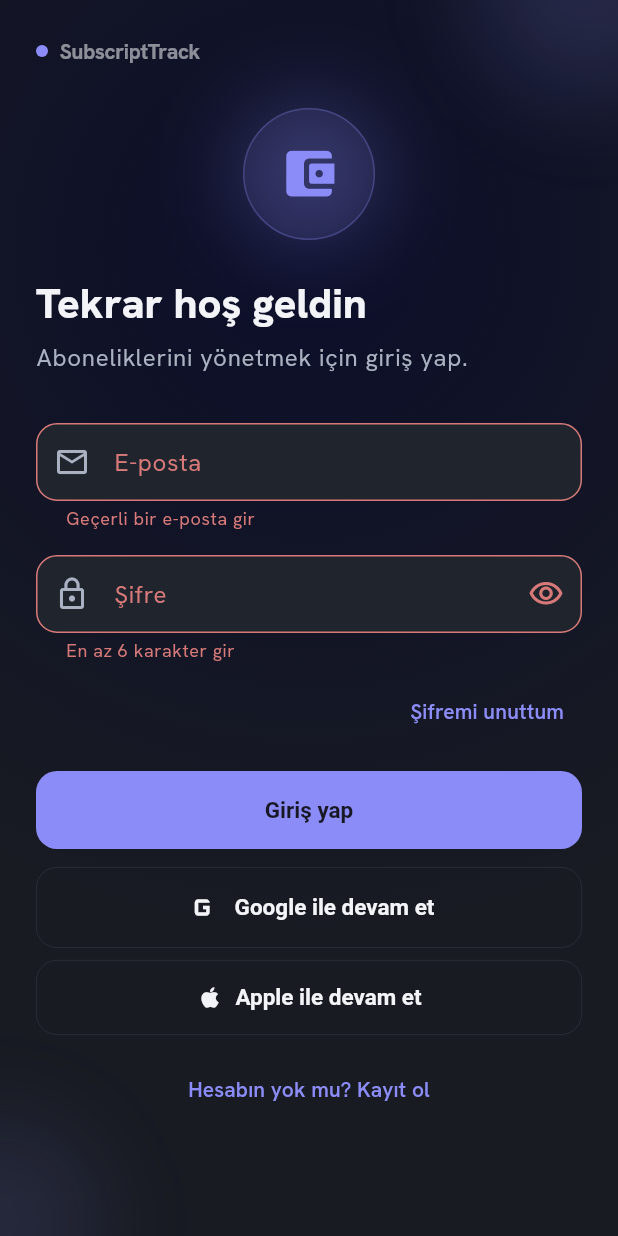
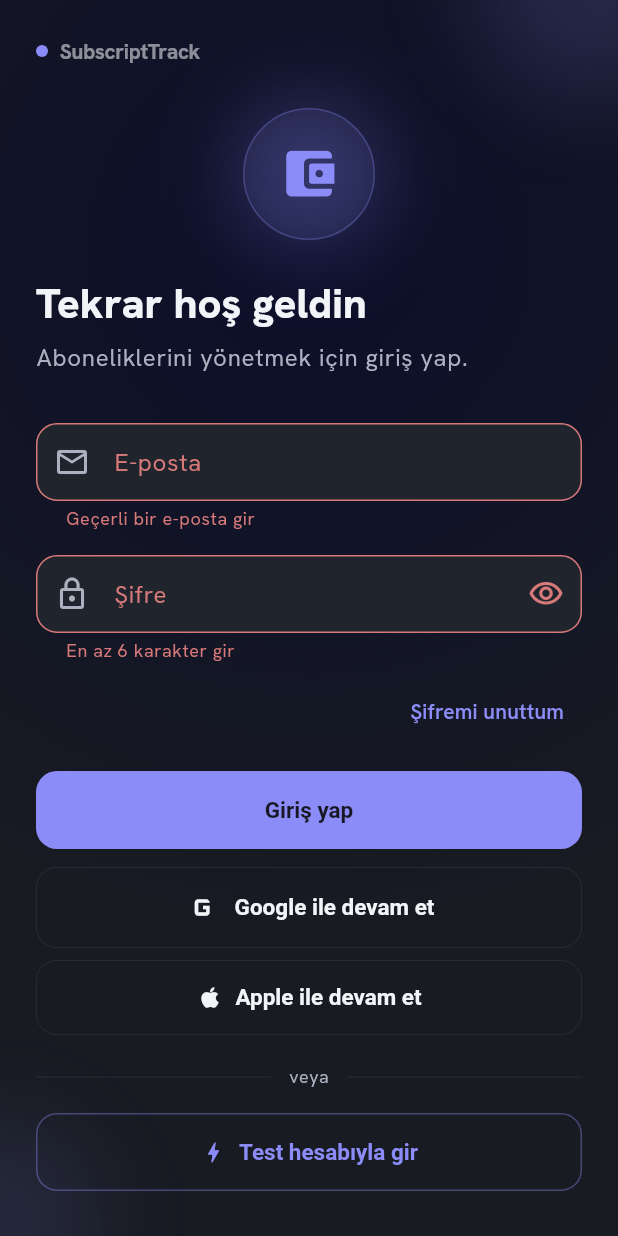
Before and after one commit to subscription-tracking/SubscriptTrack, a Flutter app: the LoginScreen screen opened by its route, after a tap on "Giriş yap", on a phone screen of 412 x 824 dp. Run offline on Flutter 3.47's test engine with Material 3 defaults, Android fonts, the phone set to English and light mode, and no system bars; our stand-ins replace file_picker, flutter_local_notifications, flutter_secure_storage, flutter_timezone, font_awesome_flutter, go_router and 6 more; accounts and stored records are empty.

Commit message:
feat(mobile): add one-tap "Test hesabıyla gir" login shortcut
Fills and submits with the seeded test account
(testkullanici@subscripttrack.app) so it can be opened without typing
credentials each time. Placed below the social buttons behind a
divider on the Login screen.

```diff
--- a/mobile/lib/features/auth/presentation/screens/login_screen.dart
+++ b/mobile/lib/features/auth/presentation/screens/login_screen.dart
@@ -33,6 +33,24 @@ class _LoginScreenState extends State<LoginScreen> {
       _email.text.trim(),
       _password.text,
     );
+    if (!ok && mounted) {
+      ScaffoldMessenger.of(context).showSnackBar(
+        SnackBar(
+          content: Text(widget.controller.error ?? 'Giriş başarısız.'),
+          backgroundColor: Theme.of(context).colorScheme.error,
+        ),
+      );
+      widget.controller.clearError();
+    }
+  }
+
+  static const _testEmail = 'testkullanici@subscripttrack.app';
+  static const _testPassword = 'Test1234!';
+
+  Future<void> _quickTestLogin() async {
+    _email.text = _testEmail;
+    _password.text = _testPassword;
+    final ok = await widget.controller.signIn(_testEmail, _testPassword);
     if (!ok && mounted) {
       ScaffoldMessenger.of(context).showSnackBar(
         SnackBar(
@@ -152,6 +170,32 @@ class _LoginScreenState extends State<LoginScreen> {
                       icon: const Icon(Icons.apple),
                       label: const Text('Apple ile devam et'),
                     ),
+                    const SizedBox(height: 20),
+                    Row(
+                      children: [
+                        Expanded(child: Divider(color: colors.outlineVariant)),
+                        Padding(
+                          padding: const EdgeInsets.symmetric(horizontal: 12),
+                          child: Text('veya',
+                              style: text.bodySmall
+                                  ?.copyWith(color: colors.onSurfaceVariant)),
+                        ),
+                        Expanded(child: Divider(color: colors.outlineVariant)),
+                      ],
+                    ),
+                    const SizedBox(height: 16),
+                    OutlinedButton.icon(
+                      onPressed:
+                          widget.controller.loading ? null : _quickTestLogin,
+                      style: OutlinedButton.styleFrom(
+                        minimumSize: const Size.fromHeight(52),
+                        foregroundColor: colors.primary,
+                        side: BorderSide(
+                            color: colors.primary.withValues(alpha: 0.4)),
+                      ),
+                      icon: const Icon(Icons.bolt_rounded),
+                      label: const Text('Test hesabıyla gir'),
+                    ),
                     const SizedBox(height: 12),
                     TextButton(
                       onPressed: widget.onRegisterTap,
```
Also changed, not shown: 1 other file.
